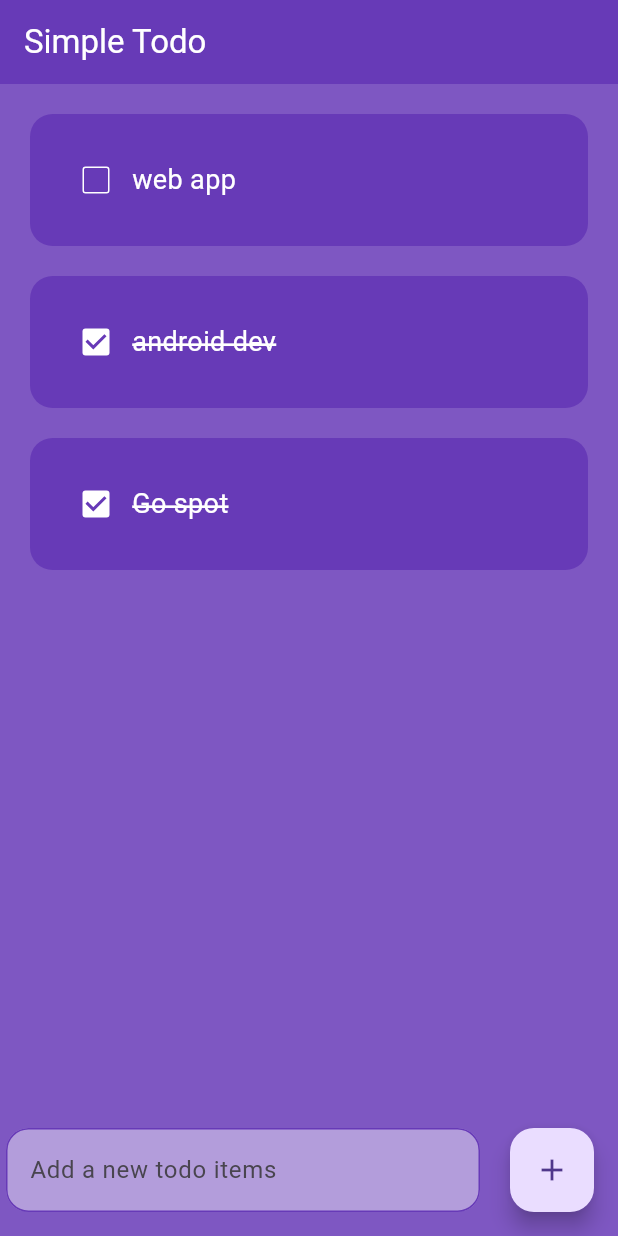
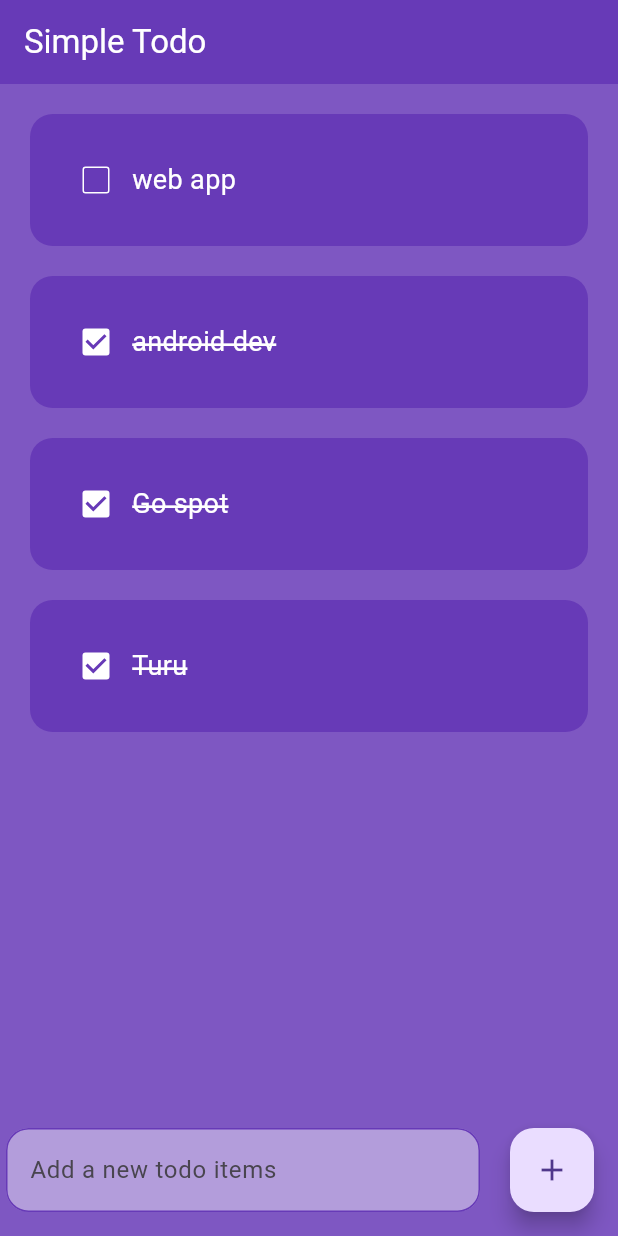
Before and after one commit to fastroware/flutter-todo_app, a Flutter app: the screen it shows after launch, on a phone screen of 412 x 824 dp. Run offline on Flutter 3.47's test engine with Material 3 defaults, Android fonts, the phone set to English and light mode, and no system bars; drawn by our look-alikes of flutter_slidable.

Commit message:
Perubahan array

```diff
--- a/lib/pages/home_page.dart
+++ b/lib/pages/home_page.dart
@@ -14,6 +14,7 @@ class _HomePageState extends State<HomePage> {
     ['web app', false],
     ['android dev', true],
     ['Go spot', true],
+    ['Turu', true],
   ];
 
   void cekCheckbox(int index) {
```
